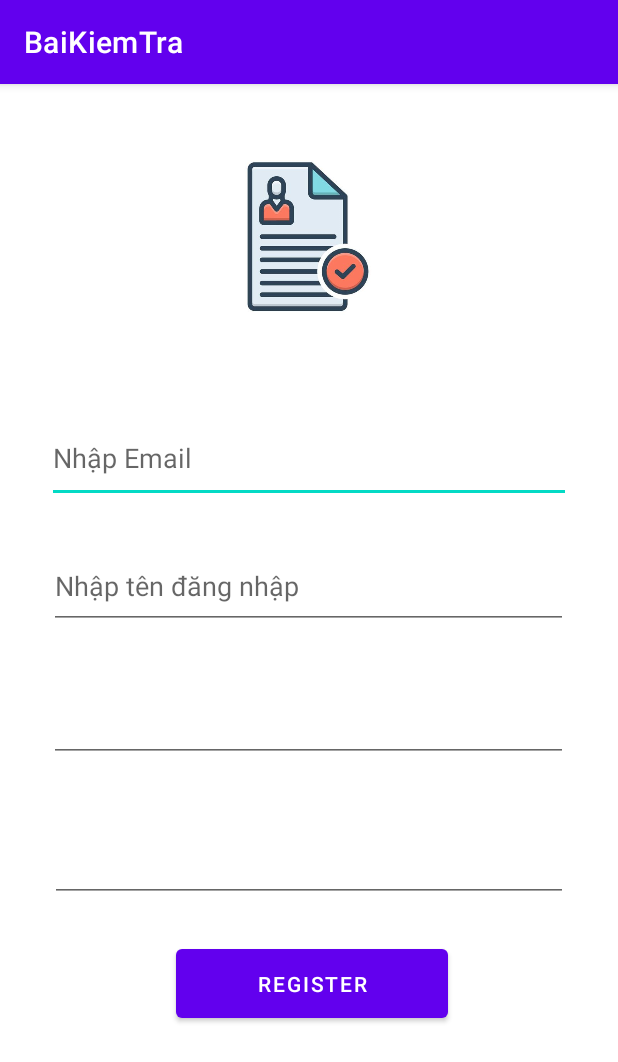
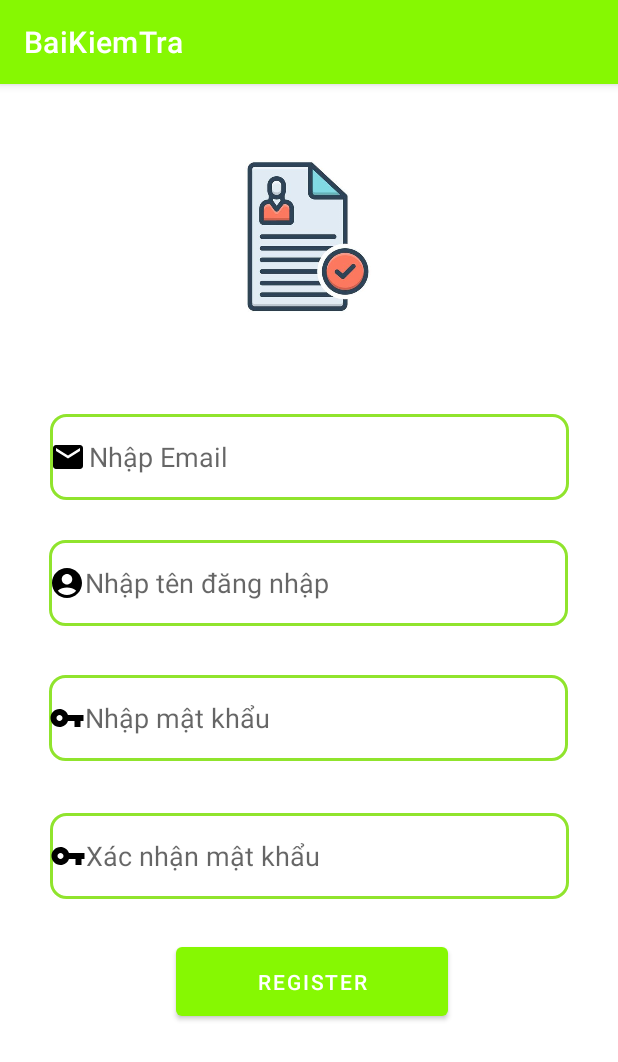
Before and after one commit to thule219/MidTerm, an Android app: the screen it shows after launch (MainActivity), on a phone screen of 412 x 824 dp. Shown: the top 1062 px of the screen. Run offline under Robolectric (Android 15) with nearby library versions, the phone set to English and light mode, and no system bars; our stand-ins replace Room's generated code.

Commit message:
custom layout

```diff
--- /dev/null
+++ b/app/src/main/res/drawable/custom_input.xml
@@ -0,0 +1,11 @@
+<?xml version="1.0" encoding="utf-8"?>
+<selector xmlns:android="http://schemas.android.com/apk/res/android">
+    <item >
+        <shape android:shape="rectangle">
+            <stroke android:color="#90E42D" android:width="2dp"/>
+            <corners android:radius="10dp"/>
+
+        </shape>
+    </item>
+
+</selector>
--- /dev/null
+++ b/app/src/main/res/drawable/ic_account.xml
@@ -0,0 +1,5 @@
+<vector android:height="24dp" android:tint="#000000"
+    android:viewportHeight="24" android:viewportWidth="24"
+    android:width="24dp" xmlns:android="http://schemas.android.com/apk/res/android">
+    <path android:fillColor="@android:color/white" android:pathData="M12,2C6.48,2 2,6.48 2,12s4.48,10 10,10s10,-4.48 10,-10S17.52,2 12,2zM12,6c1.93,0 3.5,1.57 3.5,3.5S13.93,13 12,13s-3.5,-1.57 -3.5,-3.5S10.07,6 12,6zM12,20c-2.03,0 -4.43,-0.82 -6.14,-2.88C7.55,15.8 9.68,15 12,15s4.45,0.8 6.14,2.12C16.43,19.18 14.03,20 12,20z"/>
+</vector>
--- /dev/null
+++ b/app/src/main/res/drawable/ic_key.xml
@@ -0,0 +1,5 @@
+<vector android:height="24dp" android:tint="#000000"
+    android:viewportHeight="24" android:viewportWidth="24"
+    android:width="24dp" xmlns:android="http://schemas.android.com/apk/res/android">
+    <path android:fillColor="@android:color/white" android:pathData="M12.65,10C11.83,7.67 9.61,6 7,6c-3.31,0 -6,2.69 -6,6s2.69,6 6,6c2.61,0 4.83,-1.67 5.65,-4H17v4h4v-4h2v-4H12.65zM7,14c-1.1,0 -2,-0.9 -2,-2s0.9,-2 2,-2 2,0.9 2,2 -0.9,2 -2,2z"/>
+</vector>
--- /dev/null
+++ b/app/src/main/res/drawable/ic_mail.xml
@@ -0,0 +1,5 @@
+<vector android:height="24dp" android:tint="#000000"
+    android:viewportHeight="24" android:viewportWidth="24"
+    android:width="24dp" xmlns:android="http://schemas.android.com/apk/res/android">
+    <path android:fillColor="@android:color/white" android:pathData="M20,4L4,4c-1.1,0 -1.99,0.9 -1.99,2L2,18c0,1.1 0.9,2 2,2h16c1.1,0 2,-0.9 2,-2L22,6c0,-1.1 -0.9,-2 -2,-2zM20,8l-8,5 -8,-5L4,6l8,5 8,-5v2z"/>
+</vector>
--- a/app/src/main/res/layout/activity_main.xml
+++ b/app/src/main/res/layout/activity_main.xml
@@ -20,16 +20,20 @@
 
     <EditText
         android:id="@+id/editEmail"
-        android:layout_width="349dp"
-        android:layout_height="59dp"
+        android:layout_width="346dp"
+        android:layout_height="57dp"
         android:layout_marginTop="33dp"
+        android:background="@drawable/custom_input"
         android:ems="10"
-        android:hint = "Nhập Email"
+        android:hint="Nhập Email"
+        android:drawablePadding = "2dp"
+        android:drawableStart="@drawable/ic_mail"
         android:inputType="textEmailAddress"
         app:layout_constraintBottom_toBottomOf="parent"
         app:layout_constraintEnd_toEndOf="parent"
         app:layout_constraintStart_toStartOf="parent"
         app:layout_constraintTop_toBottomOf="@+id/imageView2"
+
         app:layout_constraintVertical_bias="0.0" />
 
     <EditText
@@ -38,7 +42,9 @@
         android:layout_height="57dp"
         android:ems="10"
         android:inputType="textPersonName"
+        android:background="@drawable/custom_input"
         android:hint="Nhập tên đăng nhập"
+        android:drawableStart="@drawable/ic_account"
         app:layout_constraintBottom_toBottomOf="parent"
         app:layout_constraintEnd_toEndOf="parent"
         app:layout_constraintHorizontal_bias="0.492"
@@ -49,10 +55,13 @@
     <EditText
         android:id="@+id/editPassword"
         android:layout_width="346dp"
-        android:layout_height="56dp"
+        android:layout_height="57dp"
         android:layout_marginTop="16dp"
+        android:background="@drawable/custom_input"
+        android:drawableStart="@drawable/ic_key"
         android:ems="10"
         android:inputType="textPassword"
+        android:hint="Nhập mật khẩu"
         app:layout_constraintBottom_toBottomOf="parent"
         app:layout_constraintEnd_toEndOf="parent"
         app:layout_constraintHorizontal_bias="0.492"
@@ -62,10 +71,13 @@
 
     <EditText
         android:id="@+id/confirmPassword"
-        android:layout_width="345dp"
-        android:layout_height="59dp"
+        android:layout_width="346dp"
+        android:layout_height="57dp"
         android:layout_marginTop="22dp"
         android:ems="10"
+        android:background="@drawable/custom_input"
+        android:drawableStart="@drawable/ic_key"
+        android:hint="Xác nhận mật khẩu"
         android:inputType="textPassword"
         app:layout_constraintBottom_toBottomOf="parent"
         app:layout_constraintEnd_toEndOf="parent"
--- a/app/src/main/res/values-night/themes.xml
+++ b/app/src/main/res/values-night/themes.xml
@@ -1,6 +1,6 @@
 <resources xmlns:tools="http://schemas.android.com/tools">
     <!-- Base application theme. -->
-    <style name="Theme.BaiKiemTra" parent="Theme.MaterialComponents.DayNight.DarkActionBar">
+    <style name="Theme.BaiKiemTra" parent="Theme.AppCompat.Light.NoActionBar">
         <!-- Primary brand color. -->
         <item name="colorPrimary">@color/purple_200</item>
         <item name="colorPrimaryVariant">@color/purple_700</item>
--- a/app/src/main/res/values/colors.xml
+++ b/app/src/main/res/values/colors.xml
@@ -1,7 +1,7 @@
 <?xml version="1.0" encoding="utf-8"?>
 <resources>
     <color name="purple_200">#FFBB86FC</color>
-    <color name="purple_500">#FF6200EE</color>
+    <color name="purple_500">#86F802</color>
     <color name="purple_700">#FF3700B3</color>
     <color name="teal_200">#FF03DAC5</color>
     <color name="teal_700">#FF018786</color>
```
